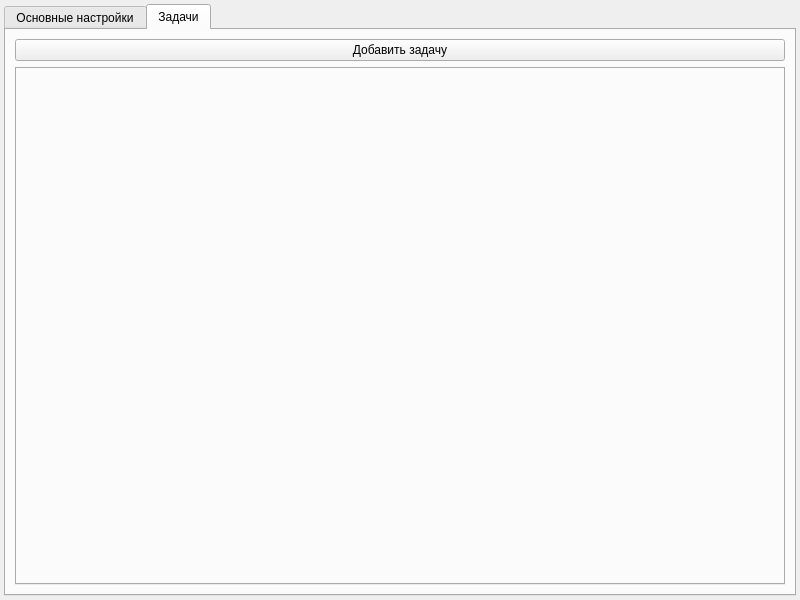
The window that mainwindow.ui (avin/desktop-llm-helper) describes before a commit, drawn with Qt 5.
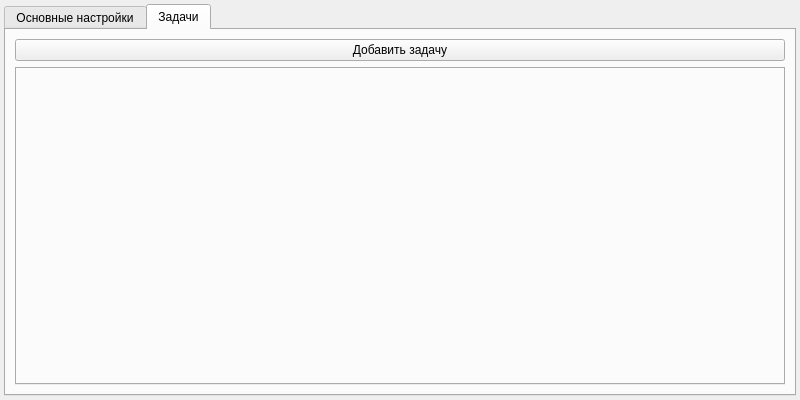
The same window after the commit.

```diff
--- a/mainwindow.ui
+++ b/mainwindow.ui
@@ -7,7 +7,7 @@
     <x>0</x>
     <y>0</y>
     <width>800</width>
-    <height>600</height>
+    <height>400</height>
    </rect>
   </property>
   <property name="windowTitle">
```
